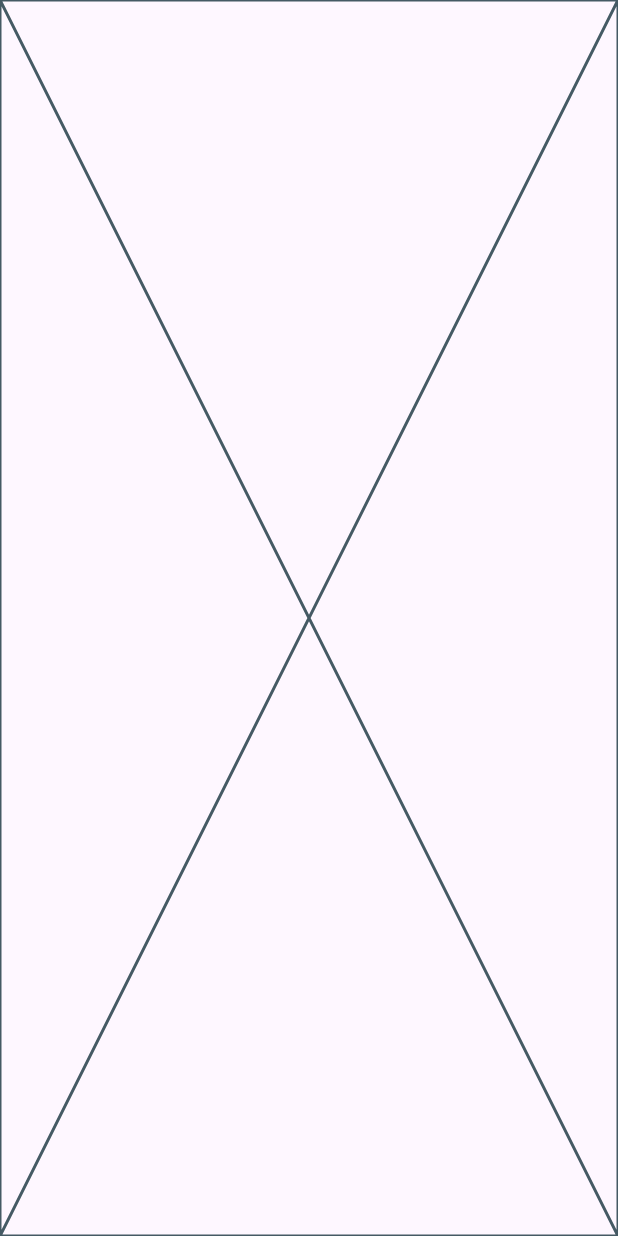
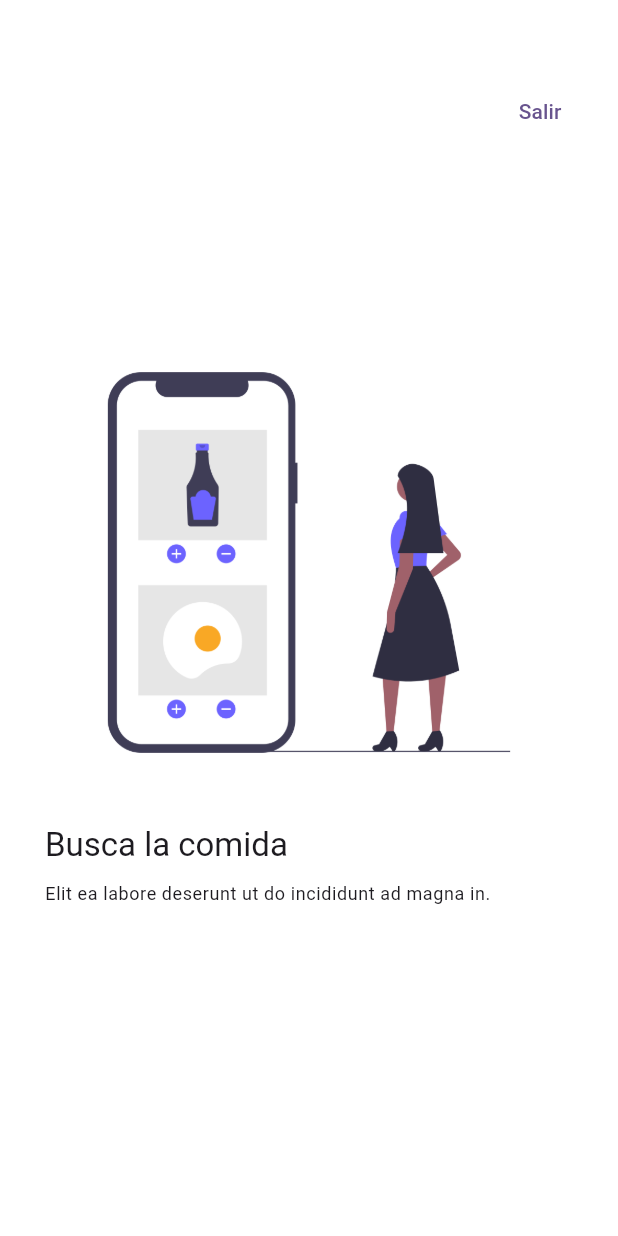
Before and after one commit to HerrWolf/widgets_app, a Flutter app: the AppTutorialScreen screen opened by its route, on a phone screen of 412 x 824 dp. Run offline on Flutter 3.47's test engine with Material 3 defaults, Android fonts, the phone set to English and light mode, and no system bars; our stand-ins replace go_router.

Commit message:
seccion 10 clase 13

```diff
--- a/lib/presentation/screens/app_tutorial/app_tutorial_screen.dart
+++ b/lib/presentation/screens/app_tutorial/app_tutorial_screen.dart
@@ -1,4 +1,5 @@
 import 'package:flutter/material.dart';
+import 'package:go_router/go_router.dart';
 
 class SlideInfo {
   final String title;
@@ -40,13 +41,28 @@ class AppTutorialScreen extends StatelessWidget {
   @override
   Widget build(BuildContext context) {
     return Scaffold(
-      body: PageView(
+      backgroundColor: Colors.white,
+      body: Stack(
+        children: [
+          PageView(
             physics: const BouncingScrollPhysics(),
             children: slides.map((slideData) => _Slide(
               title: slideData.title,
               caption: slideData.caption,
               imageUrl: slideData.imageUrl,
             )).toList(),
+          ),
+          Positioned(
+            right: 20,
+            top: 50,
+            child: TextButton(
+              onPressed: () {
+                context.pop();
+              },
+              child: const Text('Salir'),
+            ),
+          ),
+        ],
       ),
     );
   }
@@ -66,6 +82,25 @@ class _Slide extends StatelessWidget {
 
   @override
   Widget build(BuildContext context) {
-    return const Placeholder();
+
+    final titleStyle = Theme.of(context).textTheme.titleLarge;
+    final captionStyle = Theme.of(context).textTheme.bodySmall;
+
+    return Padding(
+      padding: const EdgeInsets.symmetric(horizontal: 30),
+      child: Center(
+        child: Column(
+          mainAxisAlignment: MainAxisAlignment.center,
+          crossAxisAlignment: CrossAxisAlignment.start,
+          children: [
+            Image(image: AssetImage(imageUrl)),
+            const SizedBox(height: 20),
+            Text(title, style: titleStyle),
+            const SizedBox(height: 10),
+            Text(caption, style: captionStyle),
+          ],
+        ),
+      ),
+    );
   }
 }
--- a/pubspec.yaml
+++ b/pubspec.yaml
@@ -19,5 +19,5 @@ dev_dependencies:
 flutter:
   uses-material-design: true
 
-assets:
-  - assets/images/
+  assets:
+    - assets/images/
```
Lines whose indentation alone changed are shown as unchanged.
